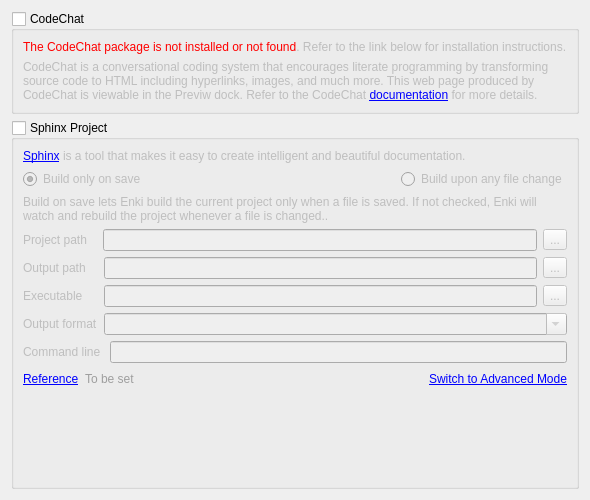
andreikop/enki, file enki/plugins/preview/Settings.ui: the form before one commit.
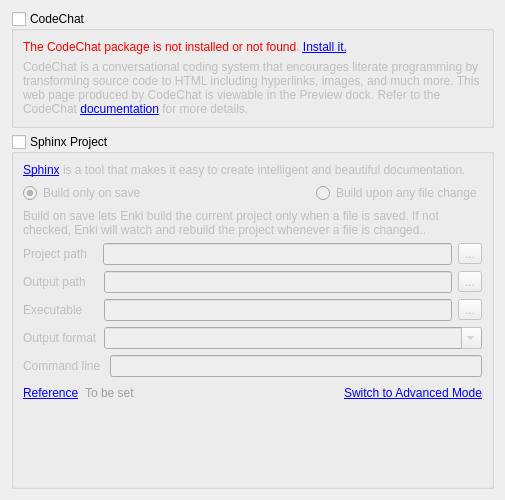
The form after the commit.

Commit message: Preview settings: text fixes

Patch:
```diff
--- a/enki/plugins/preview/Settings.ui
+++ b/enki/plugins/preview/Settings.ui
@@ -29,14 +29,14 @@
       <item>
        <widget class="QLabel" name="labelCodeChatNotInstalled">
         <property name="text">
-         <string>&lt;html&gt;&lt;head/&gt;&lt;body&gt;&lt;p&gt;&lt;span style=&quot; color:#ff0000;&quot;&gt;The CodeChat package is not installed or not found&lt;/span&gt;. Refer to the link below for installation instructions.&lt;/p&gt;&lt;/body&gt;&lt;/html&gt;</string>
+         <string>&lt;html&gt;&lt;head/&gt;&lt;body&gt;&lt;p&gt;&lt;span style=&quot; color:#ff0000;&quot;&gt;The CodeChat package is not installed or not found&lt;/span&gt;. &lt;a href=&quot;https://bitbucket.org/bjones/documentation/overview#rst-header-installation&quot;&gt;&lt;span style=&quot; text-decoration: underline; color:#0000ff;&quot;&gt;Install it.&lt;/span&gt;&lt;/a&gt;&lt;/p&gt;&lt;/body&gt;&lt;/html&gt;</string>
         </property>
        </widget>
       </item>
       <item>
        <widget class="QLabel" name="labelCodeChatIntro">
         <property name="text">
-         <string>&lt;html&gt;&lt;head/&gt;&lt;body&gt;&lt;p&gt;CodeChat is a conversational coding system that encourages literate programming by transforming source code to HTML including hyperlinks, images, and much more. This web page produced by CodeChat is viewable in the Previw dock. Refer to the CodeChat &lt;a href=&quot;http://bitbucket.org/bjones/documentation/overview&quot;&gt;&lt;span style=&quot; text-decoration: underline; color:#0000ff;&quot;&gt;documentation&lt;/span&gt;&lt;/a&gt; for more details.&lt;/p&gt;&lt;/body&gt;&lt;/html&gt;</string>
+         <string>&lt;html&gt;&lt;head/&gt;&lt;body&gt;&lt;p&gt;CodeChat is a conversational coding system that encourages literate programming by transforming source code to HTML including hyperlinks, images, and much more. This web page produced by CodeChat is viewable in the Preview dock. Refer to the CodeChat &lt;a href=&quot;http://bitbucket.org/bjones/documentation/overview&quot;&gt;&lt;span style=&quot; text-decoration: underline; color:#0000ff;&quot;&gt;documentation&lt;/span&gt;&lt;/a&gt; for more details.&lt;/p&gt;&lt;/body&gt;&lt;/html&gt;</string>
         </property>
         <property name="wordWrap">
          <bool>true</bool>
```
Lines whose indentation alone changed are shown as unchanged.
